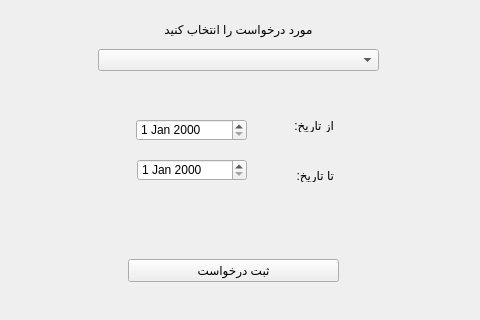
Before: the Qt Designer form University-resource-management/commit_request.ui in M-JavadHeydarpour/University-resource-management, drawn with Qt 5; both pictures show x 152 to 632 and y 191 to 511 of the 800 by 600 pixel window.
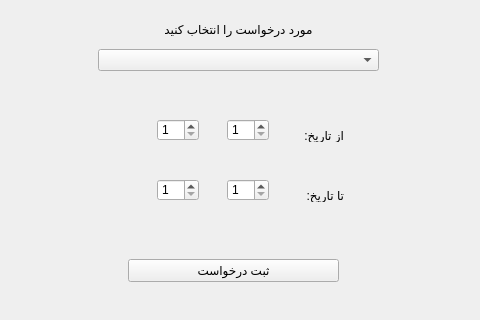
After: the same form once the commit is applied. The open tabs and pages were chosen to show the change.

Diff of the .ui file:
```diff
--- a/University-resource-management/commit_request.ui
+++ b/University-resource-management/commit_request.ui
@@ -106,31 +106,11 @@
     </property>
     <widget class="QWidget" name="page"/>
     <widget class="QWidget" name="page_2">
-     <widget class="QDateEdit" name="date_fom">
-      <property name="geometry">
-       <rect>
-        <x>39</x>
-        <y>30</y>
-        <width>111</width>
-        <height>22</height>
-       </rect>
-      </property>
-     </widget>
-     <widget class="QDateEdit" name="date_to">
-      <property name="geometry">
-       <rect>
-        <x>40</x>
-        <y>70</y>
-        <width>110</width>
-        <height>22</height>
-       </rect>
-      </property>
-     </widget>
      <widget class="QLabel" name="label_4">
       <property name="geometry">
        <rect>
-        <x>190</x>
-        <y>30</y>
+        <x>200</x>
+        <y>40</y>
         <width>47</width>
         <height>13</height>
        </rect>
@@ -142,8 +122,8 @@
      <widget class="QLabel" name="label_5">
       <property name="geometry">
        <rect>
-        <x>190</x>
-        <y>80</y>
+        <x>200</x>
+        <y>100</y>
         <width>47</width>
         <height>13</height>
        </rect>
@@ -152,6 +132,70 @@
        <string>تا تاریخ:</string>
       </property>
      </widget>
+     <widget class="QSpinBox" name="spinBox_month_from">
+      <property name="geometry">
+       <rect>
+        <x>60</x>
+        <y>30</y>
+        <width>42</width>
+        <height>22</height>
+       </rect>
+      </property>
+      <property name="minimum">
+       <number>1</number>
+      </property>
+      <property name="maximum">
+       <number>12</number>
+      </property>
+     </widget>
+     <widget class="QSpinBox" name="spin_day_from">
+      <property name="geometry">
+       <rect>
+        <x>130</x>
+        <y>30</y>
+        <width>42</width>
+        <height>22</height>
+       </rect>
+      </property>
+      <property name="minimum">
+       <number>1</number>
+      </property>
+      <property name="maximum">
+       <number>31</number>
+      </property>
+     </widget>
+     <widget class="QSpinBox" name="spinBox_day_to">
+      <property name="geometry">
+       <rect>
+        <x>130</x>
+        <y>90</y>
+        <width>42</width>
+        <height>22</height>
+       </rect>
+      </property>
+      <property name="minimum">
+       <number>1</number>
+      </property>
+      <property name="maximum">
+       <number>31</number>
+      </property>
+     </widget>
+     <widget class="QSpinBox" name="spinBox_month_to">
+      <property name="geometry">
+       <rect>
+        <x>60</x>
+        <y>90</y>
+        <width>42</width>
+        <height>22</height>
+       </rect>
+      </property>
+      <property name="minimum">
+       <number>1</number>
+      </property>
+      <property name="maximum">
+       <number>12</number>
+      </property>
+     </widget>
     </widget>
     <widget class="QWidget" name="page_3">
      <widget class="QDateEdit" name="dateEdit_3">
```
Left out of the diff: 2 changed lines with no effect on the pictures.
